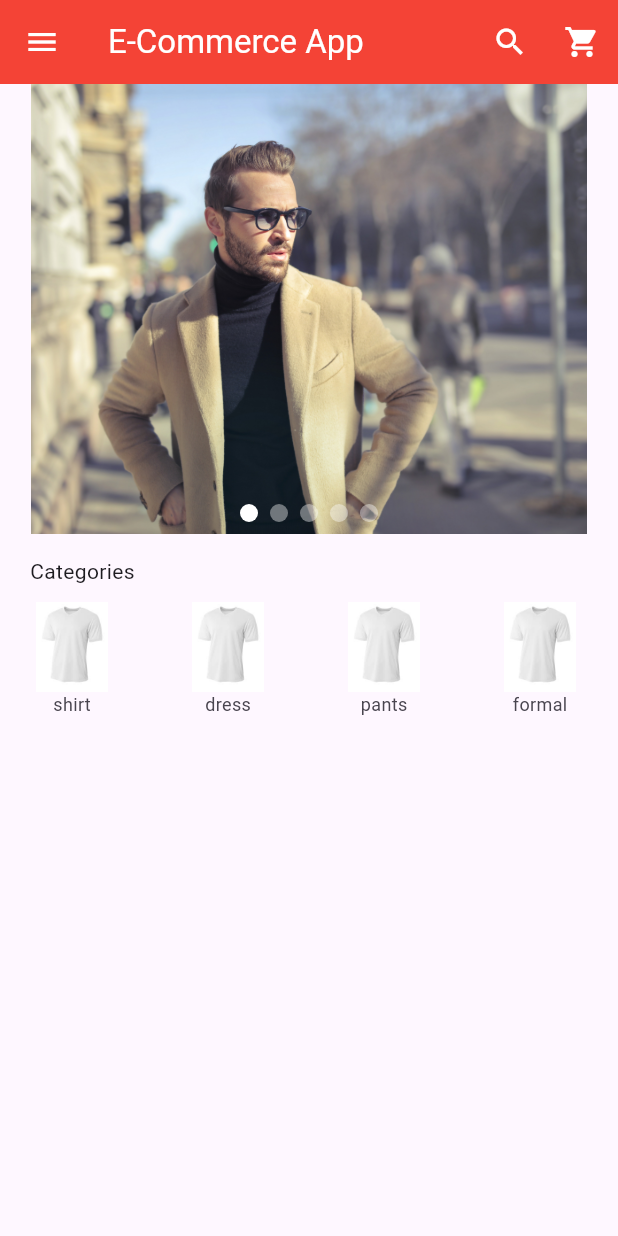
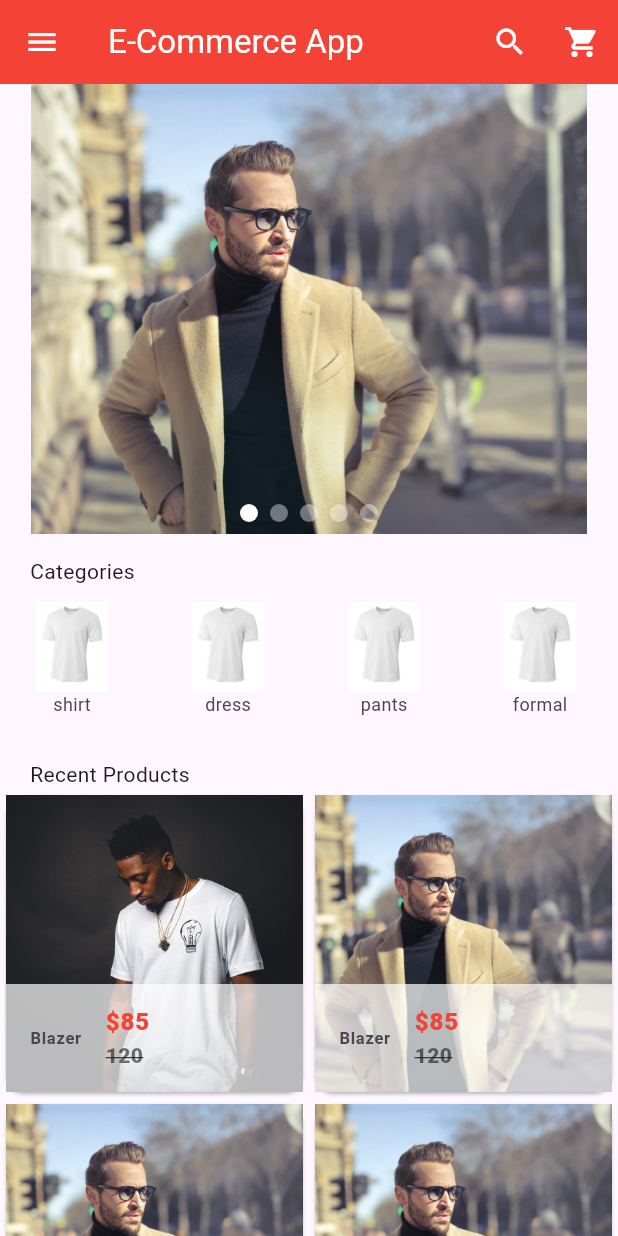
Before and after one commit to Meriem-Boussoufa/e-commerce_app, a Flutter app: the screen it shows after launch, on a phone screen of 412 x 824 dp. Run offline on Flutter 3.47's test engine with Material 3 defaults, Android fonts, the phone set to English and light mode, and no system bars; drawn by our look-alikes of flutter_carousel_widget.

Commit message:
Add Grid View

```diff
--- /dev/null
+++ b/lib/components/products.dart
@@ -0,0 +1,171 @@
+import 'package:flutter/material.dart';
+
+class Products extends StatefulWidget {
+  const Products({super.key});
+
+  @override
+  State<Products> createState() => _ProductsState();
+}
+
+class _ProductsState extends State<Products> {
+  var productList = [
+    {
+      "name": "Blazer",
+      "picture": "assets/images/m1.jpeg",
+      "old_price": 120,
+      "price": 85,
+    },
+    {
+      "name": "Blazer",
+      "picture": "assets/images/m2.jpg",
+      "old_price": 120,
+      "price": 85,
+    },
+    {
+      "name": "Blazer",
+      "picture": "assets/images/m2.jpg",
+      "old_price": 120,
+      "price": 85,
+    },
+    {
+      "name": "Blazer",
+      "picture": "assets/images/m2.jpg",
+      "old_price": 120,
+      "price": 85,
+    },
+    {
+      "name": "Blazer",
+      "picture": "assets/images/m2.jpg",
+      "old_price": 120,
+      "price": 85,
+    },
+    {
+      "name": "Blazer",
+      "picture": "assets/images/m2.jpg",
+      "old_price": 120,
+      "price": 85,
+    },
+    {
+      "name": "Blazer",
+      "picture": "assets/images/m2.jpg",
+      "old_price": 120,
+      "price": 85,
+    },
+    {
+      "name": "Blazer",
+      "picture": "assets/images/m2.jpg",
+      "old_price": 120,
+      "price": 85,
+    },
+    {
+      "name": "Blazer",
+      "picture": "assets/images/m2.jpg",
+      "old_price": 120,
+      "price": 85,
+    },
+    {
+      "name": "Blazer",
+      "picture": "assets/images/m2.jpg",
+      "old_price": 120,
+      "price": 85,
+    },
+    {
+      "name": "Blazer",
+      "picture": "assets/images/m2.jpg",
+      "old_price": 120,
+      "price": 85,
+    },
+    {
+      "name": "Blazer",
+      "picture": "assets/images/m2.jpg",
+      "old_price": 120,
+      "price": 85,
+    },
+    {
+      "name": "Blazer",
+      "picture": "assets/images/m2.jpg",
+      "old_price": 120,
+      "price": 85,
+    },
+    {
+      "name": "Blazer",
+      "picture": "assets/images/m2.jpg",
+      "old_price": 120,
+      "price": 85,
+    },
+  ];
+
+  @override
+  Widget build(BuildContext context) {
+    return GridView.builder(
+      physics: const NeverScrollableScrollPhysics(),
+      gridDelegate:
+          const SliverGridDelegateWithFixedCrossAxisCount(crossAxisCount: 2),
+      itemCount: productList.length,
+      itemBuilder: (BuildContext context, int index) {
+        return SingleProduct(
+          productName: productList[index]['name'],
+          productPicture: productList[index]['picture'],
+          productOldPrice: productList[index]['old_price'],
+          productPrice: productList[index]['price'],
+        );
+      },
+    );
+  }
+}
+
+class SingleProduct extends StatelessWidget {
+  final productName;
+  final productPicture;
+  final productOldPrice;
+  final productPrice;
+  const SingleProduct(
+      {super.key,
+      this.productName,
+      this.productPicture,
+      this.productOldPrice,
+      this.productPrice});
+
+  @override
+  Widget build(BuildContext context) {
+    return Card(
+      child: Hero(
+          tag: productName,
+          child: Material(
+            child: InkWell(
+              onTap: () {},
+              child: GridTile(
+                  footer: Container(
+                    color: Colors.white70,
+                    child: ListTile(
+                      leading: Text(
+                        productName,
+                        style: const TextStyle(
+                          fontWeight: FontWeight.bold,
+                        ),
+                      ),
+                      title: Text(
+                        "\$$productPrice",
+                        style: const TextStyle(
+                          color: Colors.red,
+                          fontWeight: FontWeight.w800,
+                        ),
+                      ),
+                      subtitle: Text(
+                        productOldPrice.toString(),
+                        style: const TextStyle(
+                            color: Colors.black54,
+                            fontWeight: FontWeight.w800,
+                            decoration: TextDecoration.lineThrough),
+                      ),
+                    ),
+                  ),
+                  child: Image.asset(
+                    productPicture,
+                    fit: BoxFit.cover,
+                  )),
+            ),
+          )),
+    );
+  }
+}
--- a/lib/main.dart
+++ b/lib/main.dart
@@ -1,6 +1,8 @@
 import 'package:e_commerce_app/components/horizontal_list.dart';
 import 'package:flutter/material.dart';
 import 'package:flutter_carousel_widget/flutter_carousel_widget.dart';
+
+import 'components/products.dart';
 
 void main() {
   runApp(const MaterialApp(
@@ -135,6 +137,14 @@ class MyApp extends StatelessWidget {
             child: Text('Categories'),
           ),
           const HorizontalList(),
+          const Padding(
+            padding: EdgeInsets.only(left: 20, top: 15),
+            child: Text('Recent Products'),
+          ),
+          SizedBox(
+            height: MediaQuery.of(context).size.height,
+            child: Products(),
+          )
         ]),
       ),
     );
```
